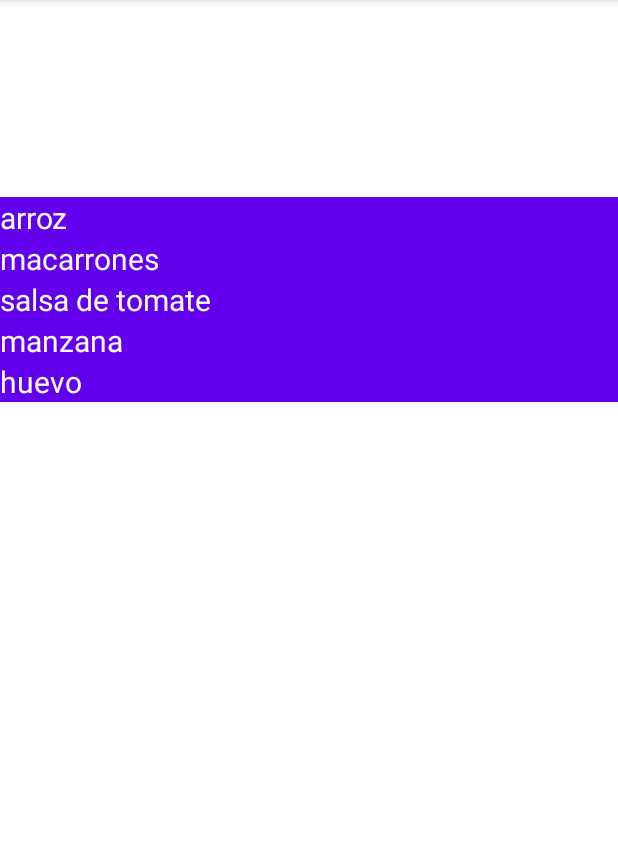
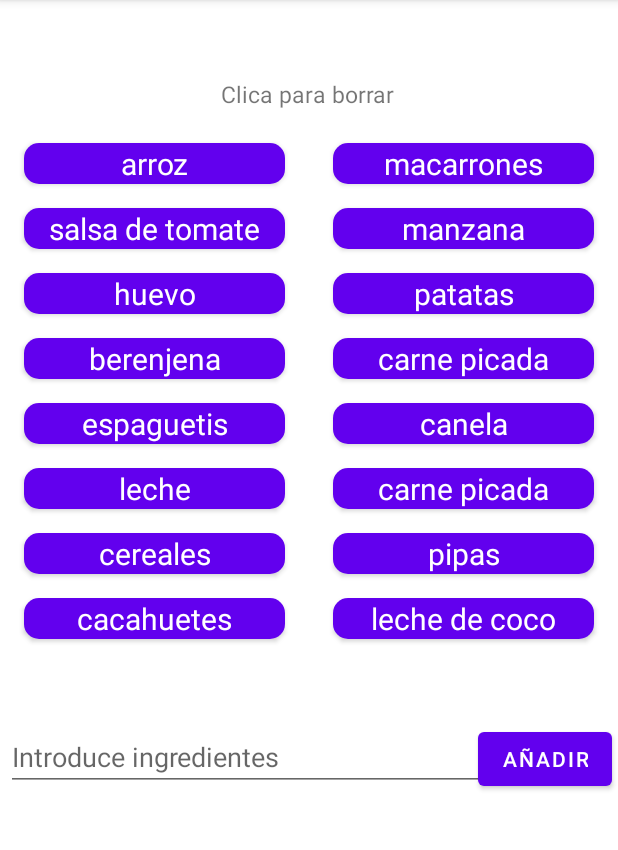
Before and after one commit to marticv/mi_nevera_app, an Android app: the screen it shows after launch (MyIngredients), after a tap on "BUTTON", on a phone screen of 412 x 824 dp, the part 84-934 px from its top. Run offline under Robolectric (Android 15) with nearby library versions, the phone set to English and light mode, and no system bars; 2 other taps on this screen came first.

Commit message:
items del recicleView borrables

```diff
--- a/app/src/main/java/com/proyecto_linkia/mi_nevera_app/MyIngredients.kt
+++ b/app/src/main/java/com/proyecto_linkia/mi_nevera_app/MyIngredients.kt
@@ -1,17 +1,19 @@
 package com.proyecto_linkia.mi_nevera_app
 
-import android.app.ActivityManager
 import androidx.appcompat.app.AppCompatActivity
 import android.os.Bundle
-import androidx.recyclerview.widget.LinearLayoutManager
+import android.widget.Toast
+import androidx.recyclerview.widget.GridLayoutManager
 import com.proyecto_linkia.mi_nevera_app.adapter.IngredientAdapter
+import com.proyecto_linkia.mi_nevera_app.clases.Ingredient
 import com.proyecto_linkia.mi_nevera_app.data.IngredientProvider
-import com.proyecto_linkia.mi_nevera_app.databinding.ActivityMainBinding
 import com.proyecto_linkia.mi_nevera_app.databinding.ActivityMyIngredientsBinding
 
 class MyIngredients : AppCompatActivity() {
 
     private lateinit var binding: ActivityMyIngredientsBinding
+    private var ingredientsMutableList:MutableList<Ingredient> = IngredientProvider.ingredientList.toMutableList()
+    private lateinit var adapter: IngredientAdapter
 
     override fun onCreate(savedInstanceState: Bundle?) {
         super.onCreate(savedInstanceState)
@@ -23,7 +25,33 @@ class MyIngredients : AppCompatActivity() {
 
     private fun initRecycleView(){
         val recyclerView=binding.rvIngredients
-        recyclerView.layoutManager = LinearLayoutManager(this)
-        recyclerView.adapter = IngredientAdapter(IngredientProvider.ingredientList)
+        adapter = IngredientAdapter(ingredientList = ingredientsMutableList,
+        onClickListener = {ingredient ->
+            onItemSelected(ingredient)
+        },
+        onClickDeleted = {position->onDeletedItem(position)})
+        recyclerView.layoutManager = GridLayoutManager(this,2)
+        recyclerView.adapter = adapter
     }
+
+    private fun onItemSelected(ingredient: Ingredient){
+        Toast.makeText( this,ingredient.ingredientName, Toast.LENGTH_SHORT).show()
+    }
+
+    private fun onDeletedItem(position:Int){
+        ingredientsMutableList.removeAt(position)
+        adapter.notifyItemRemoved(position)
+    }
+
+    /*
+    private fun fillActvEntry(){
+        var systemIngredients = IngredientProvider.ingredientList
+
+        for(i in 0 until systemIngredients.size){
+
+        }
+        var systemIngredientsList : Array<String> = resources.getStringArray(R.array.sistemIngredients)
+        var adapter : ArrayAdapter<String> = ArrayAdapter<String>(this,android.R.layout.simple_dropdown_item_1line, systemIngredients)
+        actvEntry.setAdapter(adapter)
+    }*/
 }
--- a/app/src/main/java/com/proyecto_linkia/mi_nevera_app/adapter/IngredientAdapter.kt
+++ b/app/src/main/java/com/proyecto_linkia/mi_nevera_app/adapter/IngredientAdapter.kt
@@ -6,7 +6,10 @@ import androidx.recyclerview.widget.RecyclerView
 import com.proyecto_linkia.mi_nevera_app.R
 import com.proyecto_linkia.mi_nevera_app.clases.Ingredient
 
-class IngredientAdapter(private val ingredientList:List<Ingredient>) : RecyclerView.Adapter<IngredientViewHolder>(){
+class IngredientAdapter(private val ingredientList:List<Ingredient>,
+                        private val onClickListener:(Ingredient)->Unit,
+                        private val onClickDeleted:(Int)-> Unit)
+    : RecyclerView.Adapter<IngredientViewHolder>(){
 
     //al crear cada celda se usara el layout item_ingredient
     override fun onCreateViewHolder(parent: ViewGroup, viewType: Int): IngredientViewHolder {
@@ -17,7 +20,7 @@ class IngredientAdapter(private val ingredientList:List<Ingredient>) : RecyclerV
     //a cada item de la lista le creamos un viewHolder
     override fun onBindViewHolder(holder: IngredientViewHolder, position: Int) {
         val item = ingredientList[position]
-        holder.render(item)
+        holder.render(item,onClickListener,onClickDeleted)
     }
 
     //obtenemos el numero de items en la lista
--- a/app/src/main/java/com/proyecto_linkia/mi_nevera_app/adapter/IngredientViewHolder.kt
+++ b/app/src/main/java/com/proyecto_linkia/mi_nevera_app/adapter/IngredientViewHolder.kt
@@ -9,7 +9,13 @@ class IngredientViewHolder(view: View) :RecyclerView.ViewHolder(view){
 
     private val binding= ItemIngredientBinding.bind(view)
 
-    fun render(ingredientModel:Ingredient){
+    fun render(
+        ingredientModel: Ingredient,
+        onClickListener: (Ingredient) -> Unit,
+        onClickDeleted: (Int) -> Unit
+    ){
         binding.tvIngredientName.text=ingredientModel.ingredientName
+
+        itemView.setOnClickListener { onClickDeleted(adapterPosition)}
     }
 }
--- a/app/src/main/java/com/proyecto_linkia/mi_nevera_app/data/IngredientProvider.kt
+++ b/app/src/main/java/com/proyecto_linkia/mi_nevera_app/data/IngredientProvider.kt
@@ -5,11 +5,22 @@ import com.proyecto_linkia.mi_nevera_app.clases.Ingredient
 class IngredientProvider {
     companion object {
         val ingredientList = listOf<Ingredient>(
-            Ingredient(null, "arroz"),
-            Ingredient(null, "macarrones"),
-            Ingredient(null, "salsa de tomate"),
-            Ingredient(null, "manzana"),
-            Ingredient(null, "huevo")
+            Ingredient(0, "arroz"),
+            Ingredient(1, "macarrones"),
+            Ingredient(2, "salsa de tomate"),
+            Ingredient(3, "manzana"),
+            Ingredient(4, "huevo"),
+            Ingredient(5, "patatas"),
+            Ingredient(6, "berenjena"),
+            Ingredient(7, "carne picada"),
+            Ingredient(8, "espaguetis"),
+            Ingredient(9, "canela"),
+            Ingredient(10, "leche"),
+            Ingredient(11, "carne picada"),
+            Ingredient(12, "cereales"),
+            Ingredient(13, "pipas"),
+            Ingredient(14, "cacahuetes"),
+            Ingredient(15, "leche de coco"),
         )
     }
 }
--- a/app/src/main/res/layout/activity_my_ingredients.xml
+++ b/app/src/main/res/layout/activity_my_ingredients.xml
@@ -16,4 +16,37 @@
         app:layout_constraintStart_toStartOf="parent"
         app:layout_constraintTop_toTopOf="parent"
         app:layout_constraintVertical_bias="0.208" />
+
+    <TextView
+        android:id="@+id/textView"
+        android:layout_width="wrap_content"
+        android:layout_height="wrap_content"
+        android:layout_marginTop="52dp"
+        android:text="Clica para borrar"
+        android:textSize="15dp"
+        app:layout_constraintEnd_toEndOf="parent"
+        app:layout_constraintHorizontal_bias="0.498"
+        app:layout_constraintStart_toStartOf="parent"
+        app:layout_constraintTop_toTopOf="parent" />
+
+    <AutoCompleteTextView
+        android:id="@+id/actvEntry"
+        android:layout_width="match_parent"
+        android:layout_height="wrap_content"
+        android:layout_marginStart="4dp"
+        android:layout_marginTop="48dp"
+        android:hint="Introduce ingredientes"
+        app:layout_constraintEnd_toStartOf="@+id/btAddMyIngredient"
+        app:layout_constraintHorizontal_bias="0.042"
+        app:layout_constraintStart_toStartOf="parent"
+        app:layout_constraintTop_toBottomOf="@+id/rvIngredients" />
+
+    <Button
+        android:id="@+id/btAddMyIngredient"
+        android:layout_width="wrap_content"
+        android:layout_height="wrap_content"
+        android:layout_marginEnd="4dp"
+        android:text="Añadir"
+        app:layout_constraintEnd_toEndOf="parent"
+        app:layout_constraintTop_toTopOf="@+id/actvEntry" />
 </androidx.constraintlayout.widget.ConstraintLayout>
--- a/app/src/main/res/layout/item_ingredient.xml
+++ b/app/src/main/res/layout/item_ingredient.xml
@@ -1,19 +1,27 @@
 <?xml version="1.0" encoding="utf-8"?>
-<androidx.constraintlayout.widget.ConstraintLayout xmlns:android="http://schemas.android.com/apk/res/android"
+<androidx.cardview.widget.CardView xmlns:android="http://schemas.android.com/apk/res/android"
     xmlns:app="http://schemas.android.com/apk/res-auto"
     xmlns:tools="http://schemas.android.com/tools"
+    android:id="@+id/itemCard"
+    android:layout_marginHorizontal="16dp"
+    android:layout_marginVertical="8dp"
+    android:layout_height="wrap_content"
+    app:cardCornerRadius="10dp"
+    android:layout_width="match_parent">
+
+    <androidx.constraintlayout.widget.ConstraintLayout
         android:layout_width="match_parent"
         android:layout_height="wrap_content"
         android:background="@color/purple_500">
-
-
         <TextView
             android:id="@+id/tvIngredientName"
             android:layout_width="wrap_content"
             android:layout_height="wrap_content"
+            android:textColor="@color/white"
             android:textSize="20sp"
-        tools:text="ingrediente"
-        android:textColor="@color/white"
+            app:layout_constraintEnd_toEndOf="parent"
+            app:layout_constraintStart_toStartOf="parent"
             app:layout_constraintTop_toTopOf="parent"
-        app:layout_constraintStart_toStartOf="parent"/>
+            tools:text="ingrediente" />
     </androidx.constraintlayout.widget.ConstraintLayout>
+</androidx.cardview.widget.CardView>
```
Lines whose indentation alone changed are shown as unchanged.
